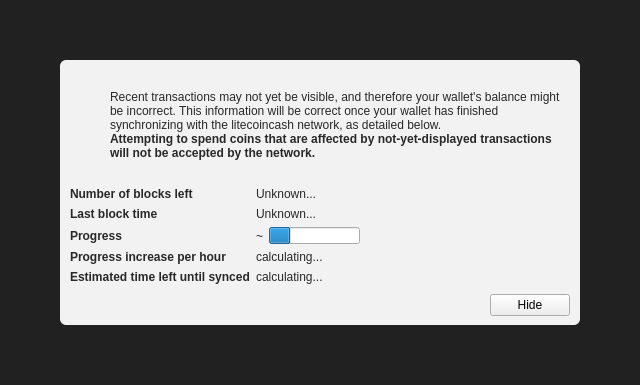
Old version of the form src/qt/forms/modaloverlay.ui in the repository losh11/LitecoinCash.
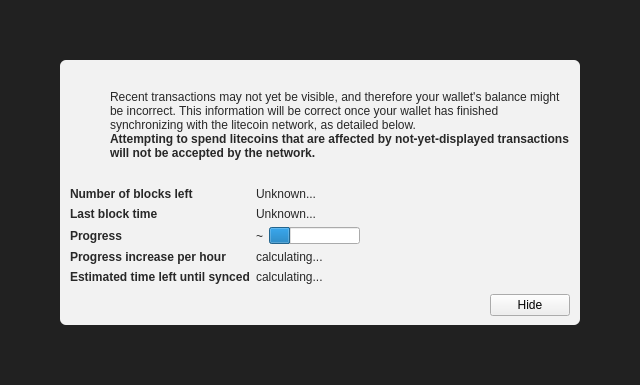
New version of the form. Icons and pictures are not drawn. Custom widgets are drawn as their Qt base class.

```diff
--- a/src/qt/forms/modaloverlay.ui
+++ b/src/qt/forms/modaloverlay.ui
@@ -130,7 +130,7 @@
              <item>
               <widget class="QLabel" name="infoText">
                <property name="text">
-                <string>Recent transactions may not yet be visible, and therefore your wallet's balance might be incorrect. This information will be correct once your wallet has finished synchronizing with the litecoincash network, as detailed below.</string>
+                <string>Recent transactions may not yet be visible, and therefore your wallet's balance might be incorrect. This information will be correct once your wallet has finished synchronizing with the litecoin network, as detailed below.</string>
                </property>
                <property name="textFormat">
                 <enum>Qt::RichText</enum>
@@ -149,7 +149,7 @@
                 </font>
                </property>
                <property name="text">
-                <string>Attempting to spend coins that are affected by not-yet-displayed transactions will not be accepted by the network.</string>
+                <string>Attempting to spend litecoins that are affected by not-yet-displayed transactions will not be accepted by the network.</string>
                </property>
                <property name="textFormat">
                 <enum>Qt::RichText</enum>
```
